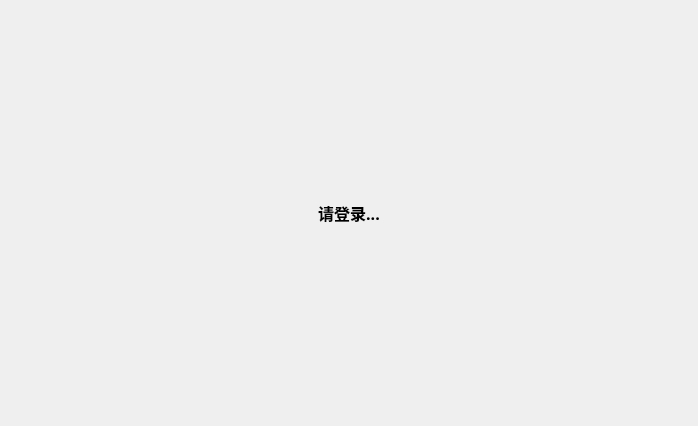
Before: the Qt Designer form statusbar.ui in QIPOMO/SnailIOTMonitoring, drawn with Qt 5.
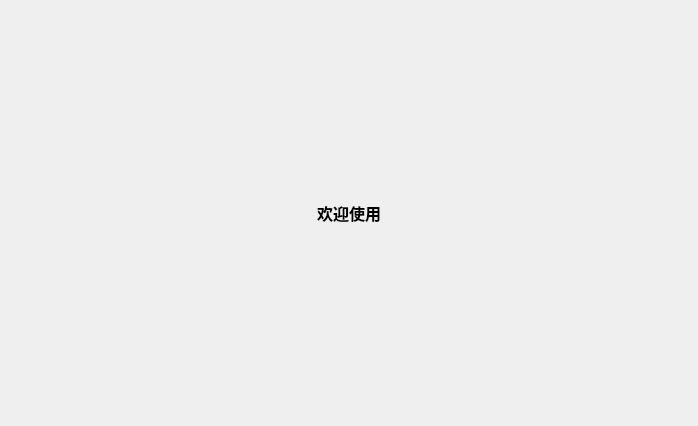
After: the same form once the commit is applied.

Patch:
```diff
--- a/statusbar.ui
+++ b/statusbar.ui
@@ -37,7 +37,7 @@
       </font>
      </property>
      <property name="text">
-      <string>请登录...</string>
+      <string>欢迎使用</string>
      </property>
      <property name="alignment">
       <set>Qt::AlignCenter</set>
```
